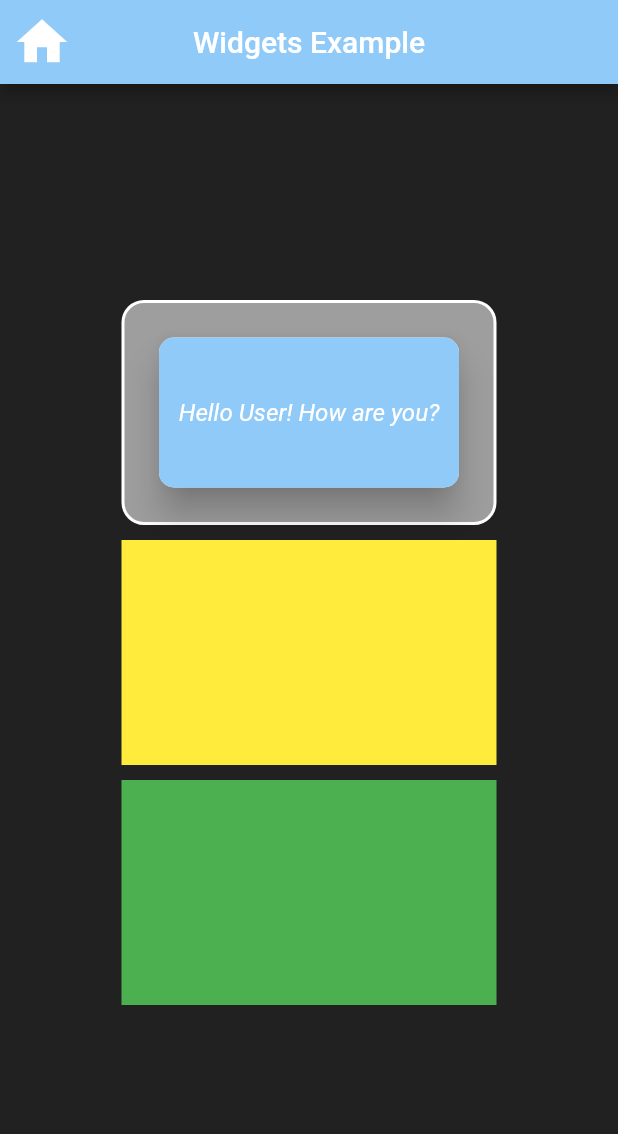
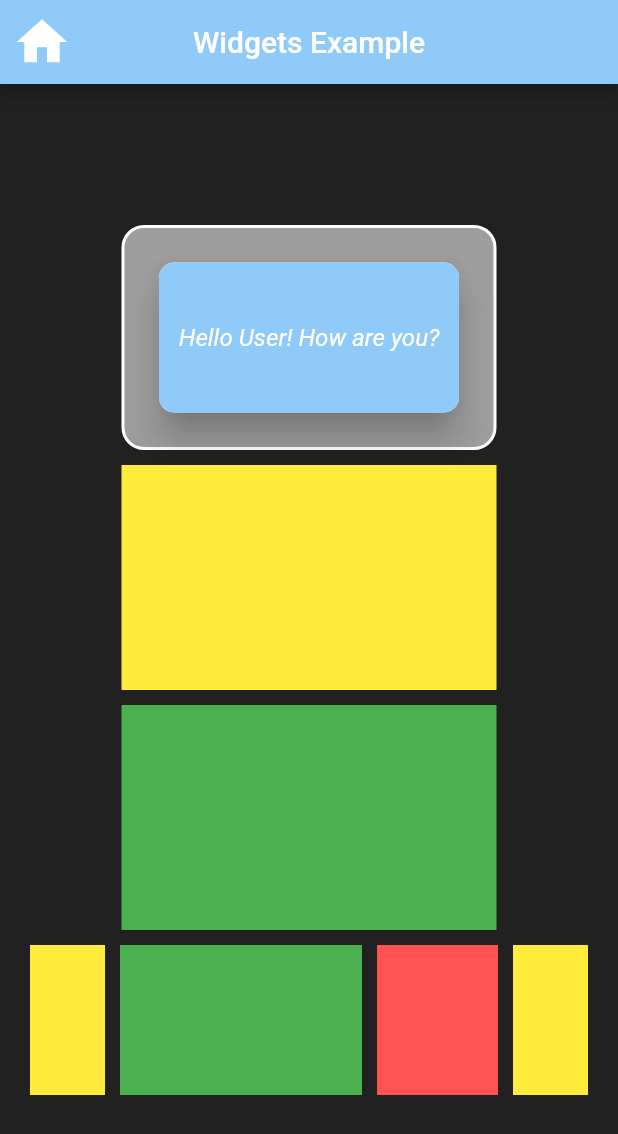
Before and after one commit to dpaguba/dart-flutter, a Flutter app: the screen it shows after launch, on a phone screen of 412 x 824 dp. Shown: the top 1134 px of the screen. Run offline on Flutter 3.47's test engine with Material 2 defaults, Android fonts, the light colour scheme and no system bars; Roboto replaces fonts that are missing (Rubik).

Commit message:
learned Row, Expanded

```diff
--- /dev/null
+++ b/my_app/lib/presentation/widgets_examples/widgets/row_expanded_example.dart
@@ -0,0 +1,49 @@
+import 'package:flutter/src/foundation/key.dart';
+import 'package:flutter/src/widgets/framework.dart';
+import 'package:flutter/material.dart';
+
+class RowExpandedExample extends StatelessWidget {
+  const RowExpandedExample({Key? key}) : super(key: key);
+
+  @override
+  Widget build(BuildContext context) {
+    return Row(
+      mainAxisAlignment: MainAxisAlignment.spaceBetween,
+      children: [
+        Container(
+          color: Colors.yellow,
+          height: 100,
+          width: 50,
+        ),
+        SizedBox(
+          width: 10,
+        ),
+        Expanded(
+          flex: 2,
+          child: Container(
+            color: Colors.green,
+            height: 100,
+          ),
+        ),
+        SizedBox(
+          width: 10,
+        ),
+        Expanded(
+          flex: 1,
+          child: Container(
+            color: Colors.redAccent,
+            height: 100,
+          ),
+        ),
+        SizedBox(
+          width: 10,
+        ),
+        Container(
+          color: Colors.yellow,
+          height: 100,
+          width: 50,
+        ),
+      ],
+    );
+  }
+}
--- a/my_app/lib/presentation/widgets_examples/widgets_example_page.dart
+++ b/my_app/lib/presentation/widgets_examples/widgets_example_page.dart
@@ -1,5 +1,6 @@
 import 'package:flutter/material.dart';
 import 'package:my_app/presentation/widgets_examples/widgets/container_text_example.dart';
+import 'package:my_app/presentation/widgets_examples/widgets/row_expanded_example.dart';
 
 class WidgetsExamplesPage extends StatelessWidget {
   const WidgetsExamplesPage({Key? key}) : super(key: key);
@@ -54,7 +55,7 @@ class WidgetsExamplesPage extends StatelessWidget {
               SizedBox(
                 height: 10,
               ),
-              // ContainerTextExample(),
+              RowExpandedExample(),
             ],
           ),
         ),
```
